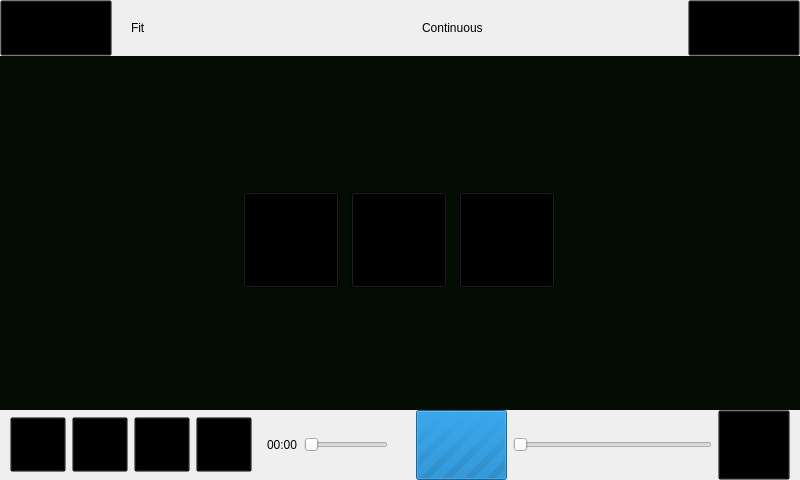
Above: player/videonowplayingwindow.ui from maemo-leste-extras/openmediaplayer before the change. Below: the same form after it.
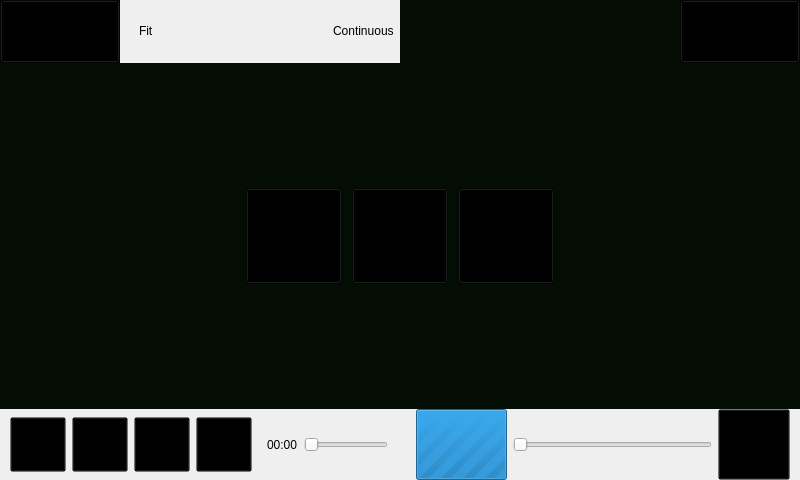
That is the form after the change.

Commit message: videonowplayingwindow: Resize according to screen size

What changed in the file:
```diff
--- a/player/videonowplayingwindow.ui
+++ b/player/videonowplayingwindow.ui
@@ -14,37 +14,45 @@
    <string>Now Playing</string>
   </property>
   <widget class="QWidget" name="centralwidget">
-   <widget class="QToolButton" name="wmCloseButton">
+   <widget class="QWidget" name="videoWidget" native="true">
     <property name="geometry">
      <rect>
-      <x>688</x>
+      <x>0</x>
       <y>0</y>
-      <width>112</width>
-      <height>56</height>
+      <width>800</width>
+      <height>480</height>
      </rect>
     </property>
-    <property name="focusPolicy">
-     <enum>Qt::NoFocus</enum>
-    </property>
     <property name="styleSheet">
-     <string notr="true">background: transparent;</string>
-    </property>
-    <property name="iconSize">
-     <size>
-      <width>112</width>
-      <height>56</height>
-     </size>
+     <string notr="true">background-color: rgb(3, 13, 3);</string>
     </property>
    </widget>
+   <widget class="QWidget" name="controlsWidget" native="true">
+    <property name="geometry">
+     <rect>
+      <x>0</x>
+      <y>0</y>
+      <width>800</width>
+      <height>480</height>
+     </rect>
+    </property>
+    <layout class="QVBoxLayout" name="verticalLayout_2">
+     <property name="spacing">
+      <number>0</number>
+     </property>
+     <property name="margin">
+      <number>0</number>
+     </property>
+     <item>
+      <layout class="QHBoxLayout" name="settingsLayout">
+       <property name="leftMargin">
+        <number>0</number>
+       </property>
+       <property name="topMargin">
+        <number>0</number>
+       </property>
+       <item>
    <widget class="QToolButton" name="wmEditButton">
-    <property name="geometry">
-     <rect>
-      <x>0</x>
-      <y>0</y>
-      <width>112</width>
-      <height>56</height>
-     </rect>
-    </property>
     <property name="focusPolicy">
      <enum>Qt::NoFocus</enum>
     </property>
@@ -58,29 +66,14 @@
      </size>
     </property>
    </widget>
+       </item>
+       <item>
    <widget class="QWidget" name="settingsOverlay" native="true">
-    <property name="geometry">
-     <rect>
-      <x>0</x>
-      <y>0</y>
-      <width>800</width>
-      <height>56</height>
-     </rect>
-    </property>
     <property name="autoFillBackground">
      <bool>true</bool>
     </property>
     <layout class="QHBoxLayout" name="settingsOverlayLayout">
-     <property name="leftMargin">
-      <number>112</number>
-     </property>
-     <property name="topMargin">
-      <number>0</number>
-     </property>
-     <property name="rightMargin">
-      <number>112</number>
-     </property>
-     <property name="bottomMargin">
+          <property name="margin">
       <number>0</number>
      </property>
      <item>
@@ -96,6 +89,19 @@
        </property>
       </widget>
      </item>
+          <item>
+           <spacer name="horizontalSpacer_2">
+            <property name="orientation">
+             <enum>Qt::Horizontal</enum>
+            </property>
+            <property name="sizeHint" stdset="0">
+             <size>
+              <width>40</width>
+              <height>20</height>
+             </size>
+            </property>
+           </spacer>
+          </item>
      <item>
       <widget class="QCheckBox" name="continuousCheckBox">
        <property name="focusPolicy">
@@ -111,14 +117,213 @@
      </item>
     </layout>
    </widget>
+       </item>
+       <item>
+        <spacer name="horizontalSpacer_3">
+         <property name="orientation">
+          <enum>Qt::Horizontal</enum>
+         </property>
+         <property name="sizeHint" stdset="0">
+          <size>
+           <width>40</width>
+           <height>20</height>
+          </size>
+         </property>
+        </spacer>
+       </item>
+       <item>
+        <widget class="QToolButton" name="wmCloseButton">
+         <property name="focusPolicy">
+          <enum>Qt::NoFocus</enum>
+         </property>
+         <property name="styleSheet">
+          <string notr="true">background: transparent;</string>
+         </property>
+         <property name="iconSize">
+          <size>
+           <width>112</width>
+           <height>56</height>
+          </size>
+         </property>
+        </widget>
+       </item>
+      </layout>
+     </item>
+     <item>
+      <spacer name="verticalSpacer_2">
+       <property name="orientation">
+        <enum>Qt::Vertical</enum>
+       </property>
+       <property name="sizeHint" stdset="0">
+        <size>
+         <width>20</width>
+         <height>40</height>
+        </size>
+       </property>
+      </spacer>
+     </item>
+     <item>
+      <layout class="QHBoxLayout" name="controlLayout">
+       <property name="topMargin">
+        <number>0</number>
+       </property>
+       <item>
+        <widget class="QWidget" name="controlOverlay" native="true">
+         <property name="sizePolicy">
+          <sizepolicy hsizetype="Maximum" vsizetype="Maximum">
+           <horstretch>0</horstretch>
+           <verstretch>0</verstretch>
+          </sizepolicy>
+         </property>
+         <property name="styleSheet">
+          <string notr="true">background-color: rgb(3, 13, 3);</string>
+         </property>
+         <layout class="QHBoxLayout" name="controlButtonsLayout">
+          <property name="spacing">
+           <number>10</number>
+          </property>
+          <property name="margin">
+           <number>0</number>
+          </property>
+          <item>
+           <widget class="QToolButton" name="prevButton">
+            <property name="sizePolicy">
+             <sizepolicy hsizetype="Expanding" vsizetype="Expanding">
+              <horstretch>0</horstretch>
+              <verstretch>0</verstretch>
+             </sizepolicy>
+            </property>
+            <property name="minimumSize">
+             <size>
+              <width>96</width>
+              <height>96</height>
+             </size>
+            </property>
+            <property name="maximumSize">
+             <size>
+              <width>96</width>
+              <height>96</height>
+             </size>
+            </property>
+            <property name="focusPolicy">
+             <enum>Qt::NoFocus</enum>
+            </property>
+            <property name="styleSheet">
+             <string notr="true">background: transparent;</string>
+            </property>
+            <property name="iconSize">
+             <size>
+              <width>64</width>
+              <height>64</height>
+             </size>
+            </property>
+            <property name="autoRepeat">
+             <bool>true</bool>
+            </property>
+            <property name="autoRepeatDelay">
+             <number>1000</number>
+            </property>
+           </widget>
+          </item>
+          <item>
+           <widget class="QToolButton" name="playButton">
+            <property name="sizePolicy">
+             <sizepolicy hsizetype="Expanding" vsizetype="Expanding">
+              <horstretch>0</horstretch>
+              <verstretch>0</verstretch>
+             </sizepolicy>
+            </property>
+            <property name="minimumSize">
+             <size>
+              <width>96</width>
+              <height>96</height>
+             </size>
+            </property>
+            <property name="maximumSize">
+             <size>
+              <width>96</width>
+              <height>96</height>
+             </size>
+            </property>
+            <property name="focusPolicy">
+             <enum>Qt::NoFocus</enum>
+            </property>
+            <property name="styleSheet">
+             <string notr="true">background: transparent;</string>
+            </property>
+            <property name="iconSize">
+             <size>
+              <width>64</width>
+              <height>64</height>
+             </size>
+            </property>
+           </widget>
+          </item>
+          <item>
+           <widget class="QToolButton" name="nextButton">
+            <property name="sizePolicy">
+             <sizepolicy hsizetype="Expanding" vsizetype="Expanding">
+              <horstretch>0</horstretch>
+              <verstretch>0</verstretch>
+             </sizepolicy>
+            </property>
+            <property name="minimumSize">
+             <size>
+              <width>96</width>
+              <height>96</height>
+             </size>
+            </property>
+            <property name="maximumSize">
+             <size>
+              <width>96</width>
+              <height>96</height>
+             </size>
+            </property>
+            <property name="focusPolicy">
+             <enum>Qt::NoFocus</enum>
+            </property>
+            <property name="styleSheet">
+             <string notr="true">background: transparent;</string>
+            </property>
+            <property name="iconSize">
+             <size>
+              <width>64</width>
+              <height>64</height>
+             </size>
+            </property>
+            <property name="autoRepeat">
+             <bool>true</bool>
+            </property>
+            <property name="autoRepeatDelay">
+             <number>1000</number>
+            </property>
+           </widget>
+          </item>
+         </layout>
+        </widget>
+       </item>
+      </layout>
+     </item>
+     <item>
+      <spacer name="verticalSpacer">
+       <property name="orientation">
+        <enum>Qt::Vertical</enum>
+       </property>
+       <property name="sizeHint" stdset="0">
+        <size>
+         <width>20</width>
+         <height>40</height>
+        </size>
+       </property>
+      </spacer>
+     </item>
+     <item>
    <widget class="QWidget" name="toolbarOverlay" native="true">
-    <property name="geometry">
-     <rect>
-      <x>0</x>
-      <y>410</y>
-      <width>800</width>
-      <height>70</height>
-     </rect>
+       <property name="sizePolicy">
+        <sizepolicy hsizetype="Preferred" vsizetype="Maximum">
+         <horstretch>0</horstretch>
+         <verstretch>0</verstretch>
+        </sizepolicy>
     </property>
     <property name="autoFillBackground">
      <bool>true</bool>
@@ -337,160 +542,9 @@
      </item>
     </layout>
    </widget>
-   <widget class="QWidget" name="controlOverlay" native="true">
-    <property name="geometry">
-     <rect>
-      <x>241</x>
-      <y>183</y>
-      <width>318</width>
-      <height>114</height>
-     </rect>
-    </property>
-    <property name="styleSheet">
-     <string notr="true">background-color: rgb(3, 13, 3);</string>
-    </property>
-    <layout class="QHBoxLayout" name="controlLayout">
-     <property name="spacing">
-      <number>10</number>
-     </property>
-     <property name="margin">
-      <number>0</number>
-     </property>
-     <item>
-      <widget class="QToolButton" name="prevButton">
-       <property name="sizePolicy">
-        <sizepolicy hsizetype="Expanding" vsizetype="Expanding">
-         <horstretch>0</horstretch>
-         <verstretch>0</verstretch>
-        </sizepolicy>
-       </property>
-       <property name="minimumSize">
-        <size>
-         <width>96</width>
-         <height>96</height>
-        </size>
-       </property>
-       <property name="maximumSize">
-        <size>
-         <width>96</width>
-         <height>96</height>
-        </size>
-       </property>
-       <property name="focusPolicy">
-        <enum>Qt::NoFocus</enum>
-       </property>
-       <property name="styleSheet">
-        <string notr="true">background: transparent;</string>
-       </property>
-       <property name="iconSize">
-        <size>
-         <width>64</width>
-         <height>64</height>
-        </size>
-       </property>
-       <property name="autoRepeat">
-        <bool>true</bool>
-       </property>
-       <property name="autoRepeatDelay">
-        <number>1000</number>
-       </property>
-      </widget>
-     </item>
-     <item>
-      <widget class="QToolButton" name="playButton">
-       <property name="sizePolicy">
-        <sizepolicy hsizetype="Expanding" vsizetype="Expanding">
-         <horstretch>0</horstretch>
-         <verstretch>0</verstretch>
-        </sizepolicy>
-       </property>
-       <property name="minimumSize">
-        <size>
-         <width>96</width>
-         <height>96</height>
-        </size>
-       </property>
-       <property name="maximumSize">
-        <size>
-         <width>96</width>
-         <height>96</height>
-        </size>
-       </property>
-       <property name="focusPolicy">
-        <enum>Qt::NoFocus</enum>
-       </property>
-       <property name="styleSheet">
-        <string notr="true">background: transparent;</string>
-       </property>
-       <property name="iconSize">
-        <size>
-         <width>64</width>
-         <height>64</height>
-        </size>
-       </property>
-      </widget>
-     </item>
-     <item>
-      <widget class="QToolButton" name="nextButton">
-       <property name="sizePolicy">
-        <sizepolicy hsizetype="Expanding" vsizetype="Expanding">
-         <horstretch>0</horstretch>
-         <verstretch>0</verstretch>
-        </sizepolicy>
-       </property>
-       <property name="minimumSize">
-        <size>
-         <width>96</width>
-         <height>96</height>
-        </size>
-       </property>
-       <property name="maximumSize">
-        <size>
-         <width>96</width>
-         <height>96</height>
-        </size>
-       </property>
-       <property name="focusPolicy">
-        <enum>Qt::NoFocus</enum>
-       </property>
-       <property name="styleSheet">
-        <string notr="true">background: transparent;</string>
-       </property>
-       <property name="iconSize">
-        <size>
-         <width>64</width>
-         <height>64</height>
-        </size>
-       </property>
-       <property name="autoRepeat">
-        <bool>true</bool>
-       </property>
-       <property name="autoRepeatDelay">
-        <number>1000</number>
-       </property>
-      </widget>
      </item>
     </layout>
    </widget>
-   <widget class="QWidget" name="videoWidget" native="true">
-    <property name="geometry">
-     <rect>
-      <x>0</x>
-      <y>0</y>
-      <width>800</width>
-      <height>480</height>
-     </rect>
-    </property>
-    <property name="styleSheet">
-     <string notr="true">background-color: rgb(3, 13, 3);</string>
-    </property>
-   </widget>
-   <zorder>videoWidget</zorder>
-   <zorder>settingsOverlay</zorder>
-   <zorder>toolbarOverlay</zorder>
-   <zorder>controlOverlay</zorder>
-   <zorder>wmCloseButton</zorder>
-   <zorder>wmEditButton</zorder>
   </widget>
  </widget>
  <resources/>
```
Lines whose indentation alone changed are shown as unchanged. The commit also changes 2 other files.
